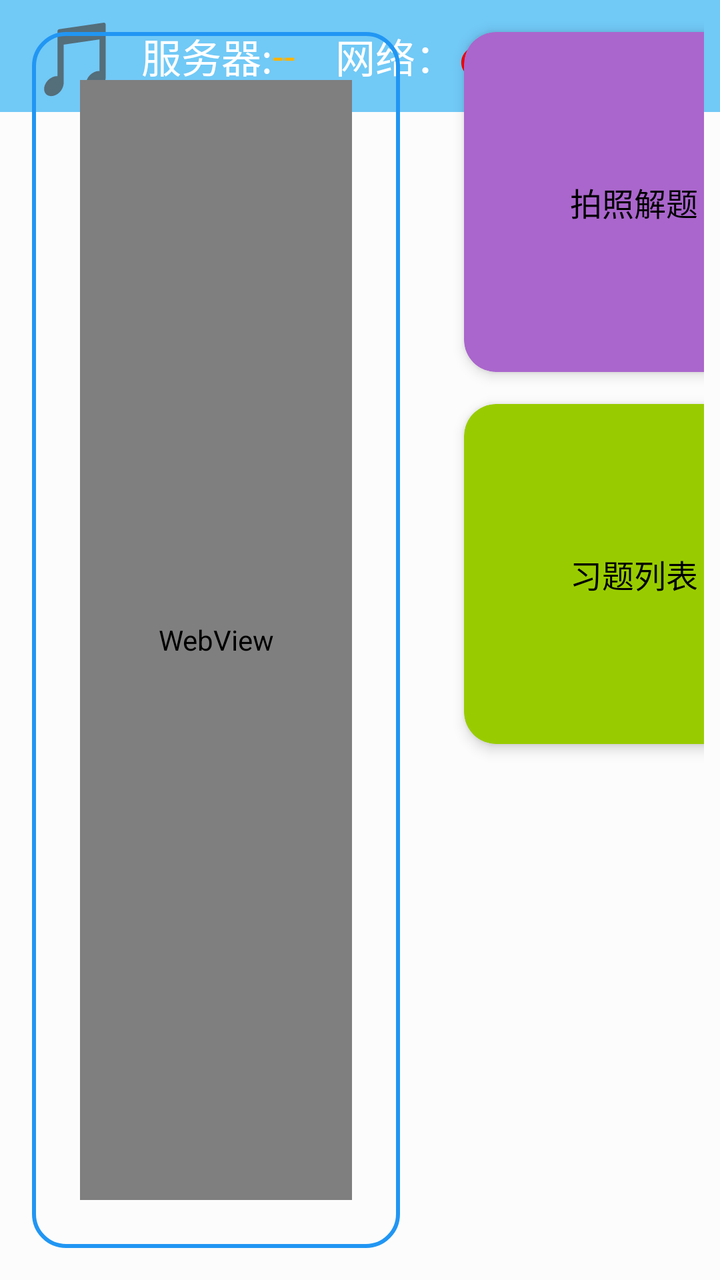
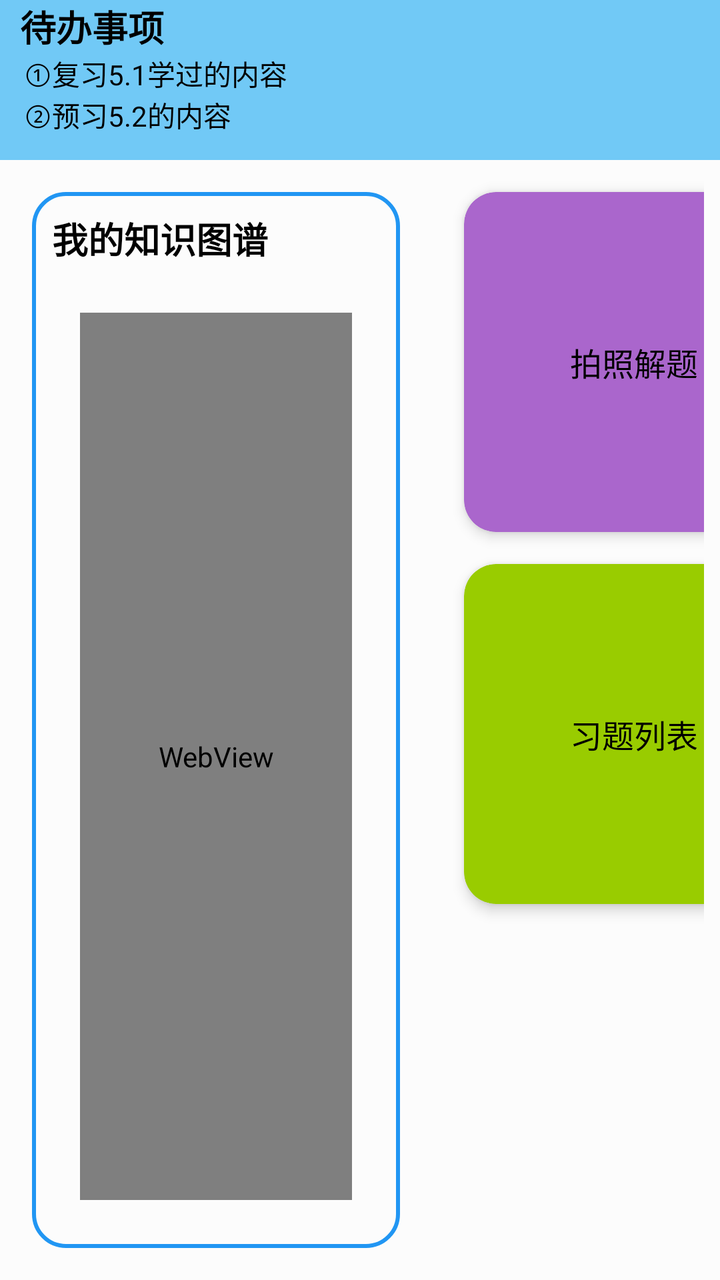

Compare the two renders of this Android layout. The source of the first and the diff that turns it into the second are given below.
<!-- AndroidManifest.xml: application theme Theme.IMatesApp.FullScreen -->
<!-- res/layout/fragment_subject_biology.xml -->
<?xml version="1.0" encoding="utf-8"?>
 <androidx.constraintlayout.widget.ConstraintLayout
    xmlns:android="http://schemas.android.com/apk/res/android"
     xmlns:app="http://schemas.android.com/apk/res-auto"
     android:layout_width="match_parent"
     android:layout_height="match_parent"
     android:background="#80FFFFFF"
     xmlns:tools="http://schemas.android.com/tools"
     tools:context=".fragments.FragmentSubjectBiology">
    <com.google.android.material.appbar.AppBarLayout
        android:id="@+id/tool_bar"
        android:layout_width="match_parent"
        android:layout_height="wrap_content"
        app:layout_constraintTop_toTopOf="parent"
        app:layout_constraintStart_toStartOf="parent">

        <androidx.appcompat.widget.Toolbar
            android:layout_width="match_parent"
            android:layout_height="?attr/actionBarSize"
            android:background="#71c9f6"
            android:minHeight="50dp">
            <LinearLayout
                android:layout_width="match_parent"
                android:layout_height="match_parent">

                <TextView
                    android:id="@+id/music_menu"
                    android:layout_width="wrap_content"
                    android:layout_height="match_parent"
                    android:gravity="center"
                    android:text="🎵"
                    android:textSize="36dp"
                    android:textColor="#FFFFFF"/>

                <TextView
                    android:layout_width="wrap_content"
                    android:layout_height="match_parent"
                    android:layout_marginStart="10dp"
                    android:text="服务器:"
                    android:textSize="20dp"
                    android:gravity="center"
                    android:textColor="#FFFFFF"/>
                <TextView
                    android:id="@+id/svr_ip"
                    android:text="--"
                    android:textSize="20dp"
                    android:textColor="#FFB300"
                    android:layout_marginRight="10dp"
                    android:gravity="center"
                    android:layout_gravity="center_vertical"
                    android:layout_width="wrap_content"
                    android:layout_height="match_parent"/>

                <TextView
                    android:layout_width="wrap_content"
                    android:layout_height="match_parent"
                    android:layout_marginStart="10dp"
                    android:text="网络："
                    android:textSize="20dp"
                    android:gravity="center"
                    android:textColor="#FFFFFF"/>
                <TextView
                    android:id="@+id/net_state"
                    android:text="●"
                    android:textSize="36dp"
                    android:textColor="#FF0000"
                    android:gravity="center"
                    android:layout_marginRight="10dp"
                    android:layout_width="wrap_content"
                    android:layout_height="match_parent"/>

                <TextView
                    android:id="@+id/txt_current"
                    android:layout_width="wrap_content"
                    android:layout_height="match_parent"
                    android:layout_marginLeft="10dp"
                    android:gravity="center"
                    android:text="当前:"
                    android:textSize="20dp"
                    android:textColor="#FFFFFF"
                    android:visibility="gone"/>
                <TextView
                    android:id="@+id/line_indicate"
                    android:text=""
                    android:textSize="20dp"
                    android:textColor="#D0FF0F"
                    android:layout_marginRight="10dp"
                    android:layout_width="wrap_content"
                    android:layout_height="match_parent"
                    android:visibility="gone"/>

                <TextView
                    android:layout_width="wrap_content"
                    android:layout_height="match_parent"
                    android:text="已选条目："
                    android:textSize="20dp"
                    android:gravity="center"
                    android:textColor="#FFFFFF"/>
                <TextView
                    android:id="@+id/sel_music_name"
                    android:text="-- --"
                    android:textSize="20dp"
                    android:gravity="center"
                    android:textColor="#D0FF0F"
                    android:layout_width="wrap_content"
                    android:layout_height="match_parent"/>

                <TextView
                    android:id="@+id/my_record"
                    android:layout_width="wrap_content"
                    android:layout_height="match_parent"
                    android:layout_marginLeft="10dp"
                    android:text="⏺"
                    android:textSize="36dp"
                    android:visibility="visible"
                    android:textColor="#FFFFFF"/>
                <TextView
                    android:id="@+id/my_record_list"
                    android:text="录音列表"
                    android:textSize="20dp"
                    android:gravity="center"
                    android:textColor="#D0FF0F"
                    android:layout_width="wrap_content"
                    android:layout_height="match_parent"/>

            </LinearLayout>
        </androidx.appcompat.widget.Toolbar>
    </com.google.android.material.appbar.AppBarLayout>

    <LinearLayout
        android:id="@+id/todo"
        android:layout_width="0dp"
        android:layout_height="match_parent"
        app:layout_constraintStart_toStartOf="parent"
        app:layout_constraintEnd_toStartOf="@+id/guideline"
        app:layout_constraintTop_toBottomOf="@id/tool_bar"
        app:layout_constraintBottom_toBottomOf="parent"
        android:layout_margin="16dp"
        android:orientation="vertical"
        android:background="@drawable/todo_list_bg">

        <WebView
            android:id="@+id/knowledge_view"
            android:layout_width="match_parent"
            android:layout_height="match_parent"
            android:layout_margin="24dp"/>

    </LinearLayout>

    <GridLayout
            android:id="@+id/menuLayout"
            android:columnCount="2"
            android:rowCount="2"
            android:padding="8dp"
            android:layout_width="0dp"
            android:layout_height="match_parent"
            app:layout_constraintStart_toEndOf="@+id/guideline"
            app:layout_constraintEnd_toEndOf="parent"
            app:layout_constraintTop_toBottomOf="@id/tool_bar"
            app:layout_constraintBottom_toBottomOf="parent">

            <androidx.cardview.widget.CardView
                android:id="@+id/photo_to_solve"
                android:backgroundTint="@android:color/holo_purple"
                android:clickable="true"
                android:focusable="true"
                android:foreground="?android:attr/selectableItemBackgroundBorderless"
                style="@style/MenuCard">
                <TextView
                    style="@style/MenuText"
                    android:textColor="@color/black"
                    android:text="@string/take_photo_solve_question"/>
            </androidx.cardview.widget.CardView>

            <androidx.cardview.widget.CardView
                android:id="@+id/card_my_favor"
                android:clickable="true"
                android:focusable="true"
                android:foreground="?android:attr/selectableItemBackgroundBorderless"
                style="@style/MenuCard"
                android:backgroundTint="@android:color/holo_blue_light">
                <TextView
                    style="@style/MenuText"
                    android:textColor="@color/black"
                    android:text="@string/my_favorite"/>
            </androidx.cardview.widget.CardView>

            <androidx.cardview.widget.CardView
                android:id="@+id/exercise"
                android:clickable="true"
                android:focusable="true"
                android:foreground="?android:attr/selectableItemBackgroundBorderless"
                style="@style/MenuCard"
                android:textColor="@color/black"
                android:backgroundTint="@android:color/holo_green_light">
                <TextView
                    style="@style/MenuText"
                    android:textColor="@color/black"
                    android:text="@string/question_list"/>
            </androidx.cardview.widget.CardView>

            <androidx.cardview.widget.CardView
                android:id="@+id/history"
                android:clickable="true"
                android:focusable="true"
                android:foreground="?android:attr/selectableItemBackgroundBorderless"
                style="@style/MenuCard"
                android:backgroundTint="@android:color/holo_orange_light">
                <TextView
                    style="@style/MenuText"
                    android:textColor="@color/black"
                    android:text="@string/history_archive"/>
            </androidx.cardview.widget.CardView>

        </GridLayout>

    
    <androidx.constraintlayout.widget.Guideline
        android:id="@+id/guideline"
        android:layout_width="wrap_content"
        android:layout_height="wrap_content"
        android:orientation="vertical"
        app:layout_constraintGuide_percent="0.6" />

    <androidx.fragment.app.FragmentContainerView
        android:id="@+id/container"
        android:layout_width="match_parent"
        android:layout_height="match_parent"
        app:layout_constraintBottom_toBottomOf="parent"
        app:layout_constraintEnd_toEndOf="parent"
        app:layout_constraintStart_toStartOf="parent"
        app:layout_constraintTop_toTopOf="parent" />

</androidx.constraintlayout.widget.ConstraintLayout>
<!-- resources referenced by this layout -->
<resources>
  <color name="black">#FF000000</color>
  <!-- drawable todo_list_bg (drawable) -->
  <?xml version="1.0" encoding="utf-8"?>
  <shape xmlns:android="http://schemas.android.com/apk/res/android"
      android:shape="rectangle">
      
      <corners android:radius="16dp" />
  
      
      <stroke
          android:width="2dp"
          android:color="#2196F3" />
  </shape>
  <string name="history_archive">历史档案</string>
  <string name="my_favorite">收藏中心</string>
  <string name="question_list">习题列表</string>
  <string name="take_photo_solve_question">拍照解题</string>
  <style name="MenuCard">
          <item name="android:layout_width">230dp</item>
          <item name="android:layout_height">200dp</item>
          <item name="android:layout_margin">8dp</item>
          <item name="cardCornerRadius">16dp</item>
          <item name="cardElevation">4dp</item>
      </style>
  <style name="MenuText">
          <item name="android:layout_width">wrap_content</item>
          <item name="android:layout_height">wrap_content</item>
          <item name="android:layout_gravity">center</item>
          <item name="android:textColor">@android:color/white</item>
          <item name="android:textSize">16sp</item>
      </style>
  <style name="Theme.IMatesApp.FullScreen" parent="Theme.AppCompat.Light.NoActionBar">
          
          <item name="android:windowFullscreen">true</item>
          
          <item name="android:windowTranslucentStatus">true</item>
          
          <item name="android:windowTranslucentNavigation">true</item>
      </style>
</resources>

<!-- the commit's change to res/layout/fragment_subject_biology.xml (unified diff, before → after) -->
@@ -7,130 +7,45 @@
      android:background="#80FFFFFF"
      xmlns:tools="http://schemas.android.com/tools"
      tools:context=".fragments.FragmentSubjectBiology">
-    <com.google.android.material.appbar.AppBarLayout
+    <LinearLayout
         android:id="@+id/tool_bar"
         android:layout_width="match_parent"
         android:layout_height="wrap_content"
+        android:orientation="vertical"
+        android:background="#71c9f6"
+        android:minHeight="80dp"
         app:layout_constraintTop_toTopOf="parent"
         app:layout_constraintStart_toStartOf="parent">
 
-        <androidx.appcompat.widget.Toolbar
-            android:layout_width="match_parent"
-            android:layout_height="?attr/actionBarSize"
-            android:background="#71c9f6"
-            android:minHeight="50dp">
-            <LinearLayout
-                android:layout_width="match_parent"
-                android:layout_height="match_parent">
+        <TextView
+            android:layout_width="wrap_content"
+            android:layout_height="wrap_content"
+            android:textColor="#000000"
+            android:textStyle="bold"
+            android:layout_marginStart="10dp"
+            android:textSize="@dimen/reflow_text_title_size"
+            android:text="待办事项"/>
+        <TextView
+            android:layout_width="wrap_content"
+            android:layout_height="wrap_content"
+            android:background="@android:color/transparent"
+            android:textColor="#000000"
+            android:layout_marginStart="12dp"
+            android:text="①复习5.1学过的内容"/>
+        <TextView
+            android:layout_width="wrap_content"
+            android:layout_height="wrap_content"
+            android:background="@android:color/transparent"
+            android:textColor="#000000"
+            android:layout_marginStart="12dp"
+            android:text="②预习5.2的内容"/>
 
-                <TextView
-                    android:id="@+id/music_menu"
-                    android:layout_width="wrap_content"
-                    android:layout_height="match_parent"
-                    android:gravity="center"
-                    android:text="🎵"
-                    android:textSize="36dp"
-                    android:textColor="#FFFFFF"/>
-
-                <TextView
-                    android:layout_width="wrap_content"
-                    android:layout_height="match_parent"
-                    android:layout_marginStart="10dp"
-                    android:text="服务器:"
-                    android:textSize="20dp"
-                    android:gravity="center"
-                    android:textColor="#FFFFFF"/>
-                <TextView
-                    android:id="@+id/svr_ip"
-                    android:text="--"
-                    android:textSize="20dp"
-                    android:textColor="#FFB300"
-                    android:layout_marginRight="10dp"
-                    android:gravity="center"
-                    android:layout_gravity="center_vertical"
-                    android:layout_width="wrap_content"
-                    android:layout_height="match_parent"/>
-
-                <TextView
-                    android:layout_width="wrap_content"
-                    android:layout_height="match_parent"
-                    android:layout_marginStart="10dp"
-                    android:text="网络："
-                    android:textSize="20dp"
-                    android:gravity="center"
-                    android:textColor="#FFFFFF"/>
-                <TextView
-                    android:id="@+id/net_state"
-                    android:text="●"
-                    android:textSize="36dp"
-                    android:textColor="#FF0000"
-                    android:gravity="center"
-                    android:layout_marginRight="10dp"
-                    android:layout_width="wrap_content"
-                    android:layout_height="match_parent"/>
-
-                <TextView
-                    android:id="@+id/txt_current"
-                    android:layout_width="wrap_content"
-                    android:layout_height="match_parent"
-                    android:layout_marginLeft="10dp"
-                    android:gravity="center"
-                    android:text="当前:"
-                    android:textSize="20dp"
-                    android:textColor="#FFFFFF"
-                    android:visibility="gone"/>
-                <TextView
-                    android:id="@+id/line_indicate"
-                    android:text=""
-                    android:textSize="20dp"
-                    android:textColor="#D0FF0F"
-                    android:layout_marginRight="10dp"
-                    android:layout_width="wrap_content"
-                    android:layout_height="match_parent"
-                    android:visibility="gone"/>
-
-                <TextView
-                    android:layout_width="wrap_content"
-                    android:layout_height="match_parent"
-                    android:text="已选条目："
-                    android:textSize="20dp"
-                    android:gravity="center"
-                    android:textColor="#FFFFFF"/>
-                <TextView
-                    android:id="@+id/sel_music_name"
-                    android:text="-- --"
-                    android:textSize="20dp"
-                    android:gravity="center"
-                    android:textColor="#D0FF0F"
-                    android:layout_width="wrap_content"
-                    android:layout_height="match_parent"/>
-
-                <TextView
-                    android:id="@+id/my_record"
-                    android:layout_width="wrap_content"
-                    android:layout_height="match_parent"
-                    android:layout_marginLeft="10dp"
-                    android:text="⏺"
-                    android:textSize="36dp"
-                    android:visibility="visible"
-                    android:textColor="#FFFFFF"/>
-                <TextView
-                    android:id="@+id/my_record_list"
-                    android:text="录音列表"
-                    android:textSize="20dp"
-                    android:gravity="center"
-                    android:textColor="#D0FF0F"
-                    android:layout_width="wrap_content"
-                    android:layout_height="match_parent"/>
-
-            </LinearLayout>
-        </androidx.appcompat.widget.Toolbar>
-    </com.google.android.material.appbar.AppBarLayout>
+    </LinearLayout>
 
     <LinearLayout
         android:id="@+id/todo"
         android:layout_width="0dp"
-        android:layout_height="match_parent"
+        android:layout_height="0dp"
         app:layout_constraintStart_toStartOf="parent"
         app:layout_constraintEnd_toStartOf="@+id/guideline"
         app:layout_constraintTop_toBottomOf="@id/tool_bar"
@@ -138,9 +53,19 @@
         android:layout_margin="16dp"
         android:orientation="vertical"
         android:background="@drawable/todo_list_bg">
+        <TextView
+            android:layout_width="wrap_content"
+            android:layout_height="wrap_content"
+            android:textColor="#000000"
+            android:textStyle="bold"
+            android:textSize="@dimen/reflow_text_title_size"
+            android:layout_marginStart="10dp"
+            android:layout_marginTop="10dp"
+            android:text="我的知识图谱"/>
 
         <WebView
             android:id="@+id/knowledge_view"
+            android:background="@drawable/round_corner"
             android:layout_width="match_parent"
             android:layout_height="match_parent"
             android:layout_margin="24dp"/>
@@ -153,7 +78,7 @@
             android:rowCount="2"
             android:padding="8dp"
             android:layout_width="0dp"
-            android:layout_height="match_parent"
+            android:layout_height="0dp"
             app:layout_constraintStart_toEndOf="@+id/guideline"
             app:layout_constraintEnd_toEndOf="parent"
             app:layout_constraintTop_toBottomOf="@id/tool_bar"
<!-- resource entries referenced after the edit -->
@@ -1,6 +1,13 @@
 <!-- resources referenced by this layout -->
 <resources>
   <color name="black">#FF000000</color>
+  <dimen name="reflow_text_title_size">18sp</dimen>
+  <!-- drawable round_corner (drawable) -->
+  <?xml version="1.0" encoding="utf-8"?>
+  <shape xmlns:android="http://schemas.android.com/apk/res/android">
+      <corners android:radius="16dp" />
+      <solid android:color="#FF0000" />
+  </shape>
   <!-- drawable todo_list_bg (drawable) -->
   <?xml version="1.0" encoding="utf-8"?>
   <shape xmlns:android="http://schemas.android.com/apk/res/android"
